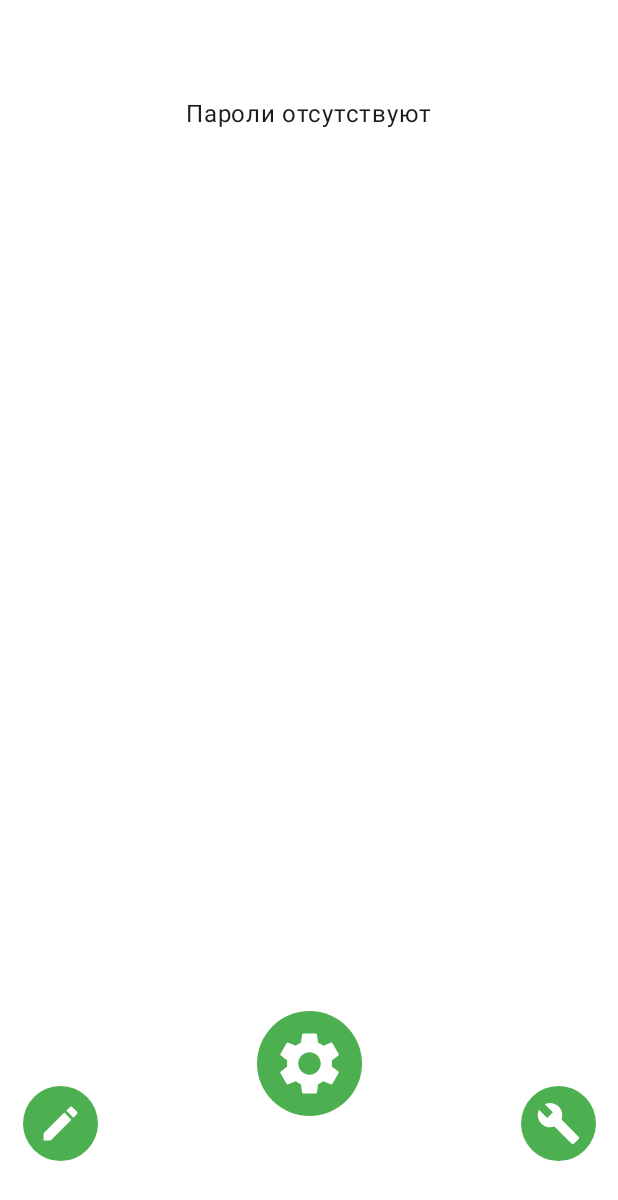
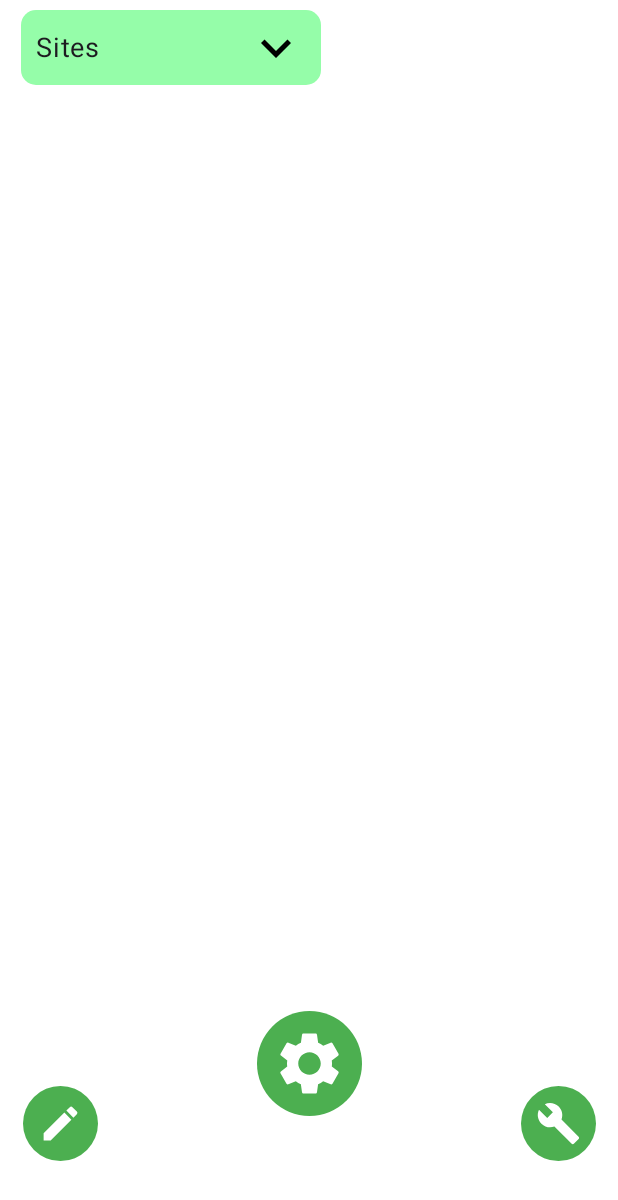
Before and after one commit to v0nd1/PassManager, an Android app built with Jetpack Compose: the ItemScreen screen opened through its navigation route, on a phone screen of 412 x 824 dp. Shown: the top 1200 px of the screen. Run offline under Robolectric (Android 15) with nearby library versions, the phone set to English and light mode, and no system bars; our stand-ins replace Dagger/Hilt's generated code, Room's generated code; 1 statement that could not run was skipped.

Commit message:
Create CategoryList

```diff
--- /dev/null
+++ b/app/src/main/java/com/vondi/passmanager/presentation/common/PassColors.kt
@@ -0,0 +1,30 @@
+package com.vondi.passmanager.presentation.common
+
+import androidx.compose.foundation.isSystemInDarkTheme
+import androidx.compose.material3.MaterialTheme
+import androidx.compose.runtime.Composable
+import androidx.compose.ui.graphics.Color
+
+val Primary: Color
+    @Composable
+    get() = MaterialTheme.colorScheme.primary
+
+val Secondary: Color
+    @Composable
+    get() = MaterialTheme.colorScheme.secondary
+
+val Background: Color
+    @Composable
+    get() = MaterialTheme.colorScheme.background
+
+val Tertiary: Color
+    @Composable
+    get() = MaterialTheme.colorScheme.tertiary
+
+val Container: Color
+    @Composable
+    get() = MaterialTheme.colorScheme.primaryContainer
+
+val TextColor: Color
+    @Composable
+    get() = if (isSystemInDarkTheme()) Color.White else Color.Black
--- /dev/null
+++ b/app/src/main/java/com/vondi/passmanager/presentation/common/PassSizes.kt
@@ -0,0 +1,26 @@
+package com.vondi.passmanager.presentation.common
+
+import androidx.compose.ui.unit.dp
+import androidx.compose.ui.unit.sp
+
+object FontSize {
+    val Small = 16.sp
+    val SmallMedium = 18.sp
+    val Medium = 24.sp
+    val Big = 32.sp
+}
+
+object Size {
+    val ExtraSmall = 10.dp
+    val Small = 20.dp
+    val Medium = 50.dp
+    val Big = 100.dp
+    val Large = 150.dp
+}
+
+object Dimens {
+    val Small = 10.dp
+    val Medium = 20.dp
+    val ExtraMedium = 30.dp
+    val Big = 50.dp
+}
--- a/app/src/main/java/com/vondi/passmanager/presentation/components/CategoryList.kt
+++ b/app/src/main/java/com/vondi/passmanager/presentation/components/CategoryList.kt
@@ -1,18 +1,165 @@
 package com.vondi.passmanager.presentation.components
 
+import android.widget.Space
+import androidx.compose.foundation.background
+import androidx.compose.foundation.clickable
+import androidx.compose.foundation.layout.Arrangement
+import androidx.compose.foundation.layout.Box
+import androidx.compose.foundation.layout.Column
+import androidx.compose.foundation.layout.Row
+import androidx.compose.foundation.layout.Spacer
+import androidx.compose.foundation.layout.fillMaxSize
+import androidx.compose.foundation.layout.fillMaxWidth
+import androidx.compose.foundation.layout.height
+import androidx.compose.foundation.layout.padding
+import androidx.compose.foundation.layout.size
+import androidx.compose.foundation.layout.width
+import androidx.compose.foundation.layout.wrapContentHeight
+import androidx.compose.foundation.layout.wrapContentSize
+import androidx.compose.foundation.shape.RoundedCornerShape
+import androidx.compose.material.icons.Icons
+import androidx.compose.material.icons.filled.Check
+import androidx.compose.material.icons.filled.Delete
+import androidx.compose.material.icons.filled.KeyboardArrowDown
+import androidx.compose.material3.Divider
 import androidx.compose.material3.DropdownMenu
+import androidx.compose.material3.DropdownMenuItem
+import androidx.compose.material3.Icon
+import androidx.compose.material3.MaterialTheme
+import androidx.compose.material3.Text
 import androidx.compose.runtime.Composable
 import androidx.compose.runtime.getValue
 import androidx.compose.runtime.mutableStateOf
 import androidx.compose.runtime.remember
 import androidx.compose.runtime.setValue
+import androidx.compose.ui.Alignment
+import androidx.compose.ui.Modifier
+import androidx.compose.ui.draw.clip
+import androidx.compose.ui.graphics.Color.Companion.Red
+import androidx.compose.ui.res.stringResource
+import androidx.compose.ui.text.style.TextAlign
+import androidx.compose.ui.unit.dp
+import com.vondi.passmanager.R
+import com.vondi.passmanager.presentation.common.Container
+import com.vondi.passmanager.presentation.common.Dimens
+import com.vondi.passmanager.presentation.common.FontSize
+import com.vondi.passmanager.presentation.common.Primary
+import com.vondi.passmanager.presentation.common.Size
+import com.vondi.passmanager.presentation.common.Tertiary
+import com.vondi.passmanager.presentation.common.TextColor
+
+
+sealed class Category(
+    val name: String,
+    val selected: Boolean
+) {
+    companion object {
+        fun allCategories(): List<Category> {
+            return listOf(
+                Sites,
+                Accounts,
+                Browsers
+            )
+        }
+    }
+    data object Sites: Category(
+        name = "Sites",
+        selected = true
+    )
+
+    data object Accounts: Category(
+        name = "Accounts",
+        selected = false
+    )
+
+    data object Browsers: Category(
+        name = "Browsers",
+        selected = false
+    )
+}
 
 @Composable
 fun CategoryList(
-
+    categories: List<Category> = Category.allCategories()
 ) {
     var expanded by remember { mutableStateOf(false) }
-    DropdownMenu(expanded = expanded, onDismissRequest = { /*TODO*/ }) {
+
+    Box(
+        modifier = Modifier
+            .padding(start = Dimens.Small)
+            .width(200.dp)
+            .height(50.dp)
+            .clip(RoundedCornerShape(20))
+            .background(Tertiary)
+            .clickable { expanded = true }
+
+    ){
+        Column {
+            Row(
+                Modifier
+                    .fillMaxSize(),
+                horizontalArrangement = Arrangement.SpaceBetween,
+                verticalAlignment = Alignment.CenterVertically
+            ) {
+                categories.forEach{
+                    if (it.selected) {
+                        Text(
+                            text = it.name,
+                            fontSize = FontSize.SmallMedium,
+                            textAlign = TextAlign.Start,
+                            modifier = Modifier
+                                .wrapContentSize()
+                                .padding(start = Dimens.Small)
+                        )
+                    }
+                }
+
+                Icon(
+                    imageVector = Icons.Default.KeyboardArrowDown,
+                    contentDescription = stringResource(R.string.dropdownmenu),
+                    modifier = Modifier
+                        .size(Size.Medium)
+                        .padding(end = Dimens.Small),
+                    tint = TextColor
+                )
+            }
+
+            DropdownMenu(
+                expanded = expanded,
+                onDismissRequest = { expanded = false },
+                modifier = Modifier
+                    .width(200.dp)
+                    .wrapContentHeight()
+                    .background(Tertiary)
+
+
+            ) {
+                categories.forEach {
+                    DropdownMenuItem(
+                        onClick = { },
+                        text = {
+                            Text(
+                                text = it.name,
+                                color = TextColor,
+                                fontSize = FontSize.SmallMedium
+                            )
+                        },
+                        trailingIcon = {
+                            if (it.selected) {
+                                Icon(
+                                    imageVector = Icons.Default.Check,
+                                    contentDescription = stringResource(R.string.selected_category)
+                                )
+                            }
+
+                        }
+                    )
+                }
+            }
+        }
+
+
 
     }
+
 }
--- a/app/src/main/java/com/vondi/passmanager/presentation/screens/ItemScreen.kt
+++ b/app/src/main/java/com/vondi/passmanager/presentation/screens/ItemScreen.kt
@@ -24,6 +24,7 @@ import androidx.compose.ui.res.stringResource
 import com.vondi.passmanager.R
 import com.vondi.passmanager.domain.event.ItemEvent
 import com.vondi.passmanager.domain.model.item.ItemState
+import com.vondi.passmanager.presentation.components.CategoryList
 import com.vondi.passmanager.presentation.components.ItemCard
 import com.vondi.passmanager.presentation.components.PassNavBar
 import com.vondi.passmanager.presentation.screens.dialogs.AddItemDialog
@@ -54,7 +55,7 @@ fun ItemScreen(
                 title = { /*TODO*/ },
                 colors = TopAppBarDefaults.topAppBarColors(containerColor = Color.Transparent),
                 navigationIcon = {
-
+                    CategoryList()
                 }
             )
         }
@@ -79,7 +80,7 @@ fun ItemScreen(
             horizontalAlignment = Alignment.CenterHorizontally
         ) {
             if (stateItem.items.isEmpty()) {
-                item { Text(text = stringResource(R.string.noone_passwords)) }
+                //item { Text(text = stringResource(R.string.noone_passwords)) }
             }
             items(stateItem.items) { item ->
                 ItemCard(
--- a/app/src/main/java/com/vondi/passmanager/ui/theme/Theme.kt
+++ b/app/src/main/java/com/vondi/passmanager/ui/theme/Theme.kt
@@ -20,6 +20,7 @@ private val DarkColorScheme = darkColorScheme(
     primary = Green,
     secondary = White,
     tertiary = DarkGreen,
+    primaryContainer = LightGreen,
     background = DarkGreen2
 )
 
@@ -27,6 +28,7 @@ private val LightColorScheme = lightColorScheme(
     primary = DarkGreen,
     secondary = Black,
     tertiary = LightGreen,
+    primaryContainer = DarkGreen,
     background = White
 )
 
--- a/app/src/main/res/values/strings.xml
+++ b/app/src/main/res/values/strings.xml
@@ -5,4 +5,6 @@
     <string name="save">Сохранить</string>
     <string name="change">Изменить</string>
     <string name="copy">Скопировать</string>
+    <string name="dropdownmenu">DropDownMenu</string>
+    <string name="selected_category">Selected category</string>
 </resources>
```
